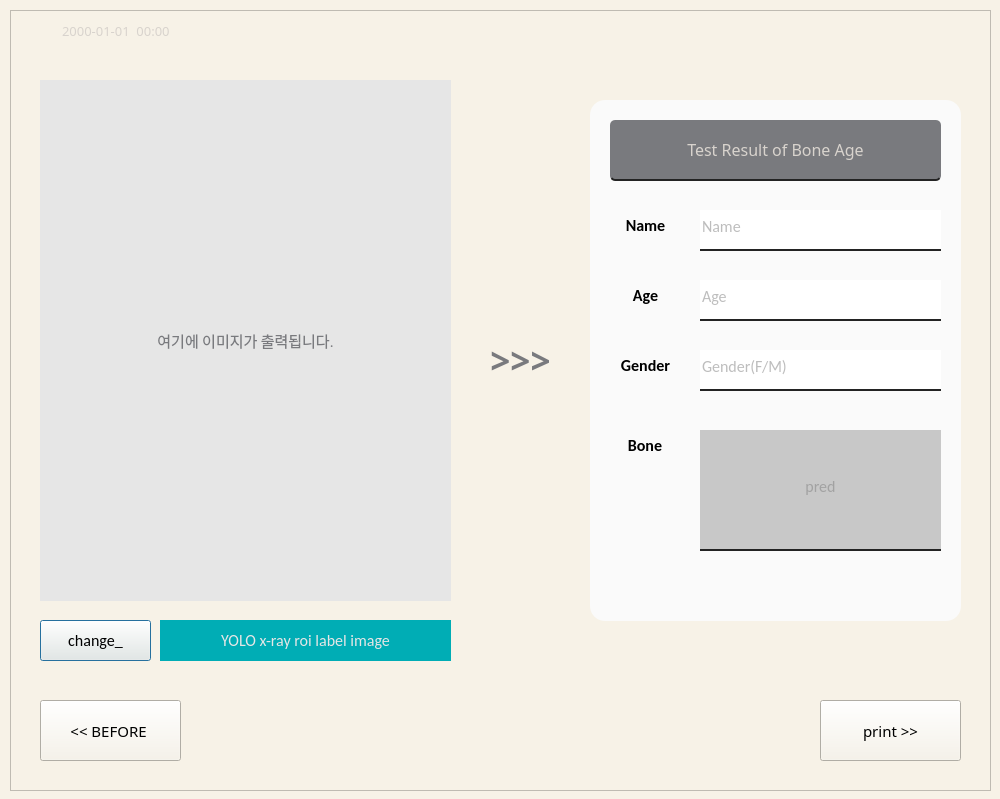
Qt form 혜정/pyqt_ui/dashboard2.ui (kikiru328/Bone_Detection) before a commit.
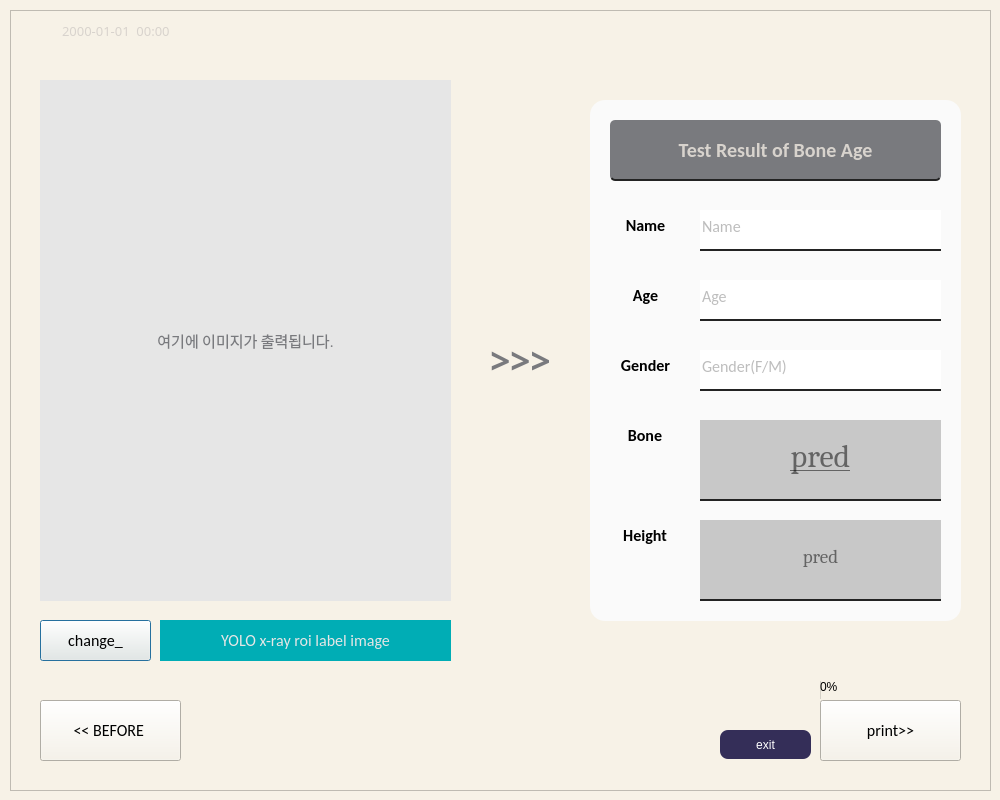
The same form after that commit. Icons and pictures are not drawn.

What changed in the file:
```diff
--- a/혜정/pyqt_ui/dashboard2.ui
+++ b/혜정/pyqt_ui/dashboard2.ui
@@ -7,7 +7,7 @@
     <x>0</x>
     <y>0</y>
     <width>1000</width>
-    <height>799</height>
+    <height>800</height>
    </rect>
   </property>
   <property name="windowTitle">
@@ -143,8 +143,10 @@
    </property>
    <property name="font">
     <font>
-     <family>한컴 말랑말랑 Regular</family>
-     <pointsize>12</pointsize>
+     <family>Calibri</family>
+     <pointsize>15</pointsize>
+     <weight>75</weight>
+     <bold>true</bold>
     </font>
    </property>
    <property name="styleSheet">
@@ -193,11 +195,14 @@
 color: rgb(124, 124, 124);
 padding-bottom: 7px;</string>
    </property>
+   <property name="readOnly">
+    <bool>false</bool>
+   </property>
    <property name="placeholderText">
     <string>Name</string>
    </property>
   </widget>
-  <widget class="QLineEdit" name="input_Height2">
+  <widget class="QLineEdit" name="input_age2">
    <property name="geometry">
     <rect>
      <x>700</x>
@@ -225,6 +230,9 @@
 color: rgb(124, 124, 124);
 padding-bottom: 7px;</string>
    </property>
+   <property name="readOnly">
+    <bool>false</bool>
+   </property>
    <property name="placeholderText">
     <string>Age</string>
    </property>
@@ -260,6 +268,9 @@
    <property name="text">
     <string/>
    </property>
+   <property name="readOnly">
+    <bool>false</bool>
+   </property>
    <property name="placeholderText">
     <string>Gender(F/M)</string>
    </property>
@@ -372,6 +383,11 @@
      <height>781</height>
     </rect>
    </property>
+   <property name="font">
+    <font>
+     <strikeout>true</strikeout>
+    </font>
+   </property>
    <property name="styleSheet">
     <string notr="true">background-color: rgb(247, 242, 231);
 border-color: rgb(121, 122, 126);</string>
@@ -396,8 +412,8 @@
     </property>
     <property name="font">
      <font>
-      <family>한컴 말랑말랑 Regular</family>
-      <pointsize>11</pointsize>
+      <family>Calibri</family>
+      <pointsize>12</pointsize>
       <weight>50</weight>
       <italic>false</italic>
       <bold>false</bold>
@@ -409,6 +425,7 @@
 border:none;
 border-bottom: 2px solid rgb(35, 35, 35);
 color: rgb(50, 50, 50);
+
 border-bottom-right-radius: 8px;
 border-bottom-left-radius: 8px;
 border-top-right-radius: 8px;
@@ -421,7 +438,7 @@
 }</string>
     </property>
     <property name="text">
-     <string>print &gt;&gt;</string>
+     <string>print&gt;&gt;</string>
     </property>
     <property name="icon">
      <iconset>
@@ -446,8 +463,8 @@
     </property>
     <property name="font">
      <font>
-      <family>한컴 말랑말랑 Regular</family>
-      <pointsize>11</pointsize>
+      <family>Calibri</family>
+      <pointsize>12</pointsize>
      </font>
     </property>
     <property name="styleSheet">
@@ -470,22 +487,6 @@
      <string>&lt;&lt; BEFORE </string>
     </property>
    </widget>
-   <widget class="QLabel" name="icon">
-    <property name="geometry">
-     <rect>
-      <x>470</x>
-      <y>250</y>
-      <width>81</width>
-      <height>71</height>
-     </rect>
-    </property>
-    <property name="styleSheet">
-     <string notr="true">image: url(./img3.png);</string>
-    </property>
-    <property name="text">
-     <string/>
-    </property>
-   </widget>
    <widget class="QDateTimeEdit" name="time3">
     <property name="geometry">
      <rect>
@@ -541,6 +542,72 @@
      <string>yyyy-MM-dd  hh:mm</string>
     </property>
    </widget>
+   <widget class="QProgressBar" name="progressBar3">
+    <property name="enabled">
+     <bool>true</bool>
+    </property>
+    <property name="geometry">
+     <rect>
+      <x>810</x>
+      <y>670</y>
+      <width>141</width>
+      <height>20</height>
+     </rect>
+    </property>
+    <property name="cursor">
+     <cursorShape>WaitCursor</cursorShape>
+    </property>
+    <property name="contextMenuPolicy">
+     <enum>Qt::DefaultContextMenu</enum>
+    </property>
+    <property name="layoutDirection">
+     <enum>Qt::LeftToRight</enum>
+    </property>
+    <property name="autoFillBackground">
+     <bool>false</bool>
+    </property>
+    <property name="inputMethodHints">
+     <set>Qt::ImhNone</set>
+    </property>
+    <property name="value">
+     <number>0</number>
+    </property>
+    <property name="textVisible">
+     <bool>true</bool>
+    </property>
+    <property name="invertedAppearance">
+     <bool>false</bool>
+    </property>
+   </widget>
+   <widget class="QPushButton" name="pushButton">
+    <property name="geometry">
+     <rect>
+      <x>710</x>
+      <y>720</y>
+      <width>91</width>
+      <height>29</height>
+     </rect>
+    </property>
+    <property name="focusPolicy">
+     <enum>Qt::NoFocus</enum>
+    </property>
+    <property name="styleSheet">
+     <string notr="true">background-color: rgb(52, 46, 88);
+
+border:none;
+
+color: rgb(255, 255, 255);
+border-bottom-right-radius: 8px;
+font: 63 9pt &quot;Bahnschrift SemiBold&quot;;
+border-bottom-left-radius: 8px;
+border-top-right-radius: 8px;
+border-top-left-radius: 8px;
+</string>
+    </property>
+    <property name="text">
+     <string notr="true">exit</string>
+    </property>
+   </widget>
   </widget>
   <widget class="QLabel" name="input_img">
    <property name="geometry">
@@ -592,15 +659,15 @@
   <widget class="QLabel" name="img_icon">
    <property name="geometry">
     <rect>
-     <x>170</x>
-     <y>230</y>
-     <width>140</width>
-     <height>91</height>
+     <x>130</x>
+     <y>180</y>
+     <width>231</width>
+     <height>161</height>
     </rect>
    </property>
    <property name="styleSheet">
-    <string notr="true">image: url(./img5.png);
-background-color: qlineargradient(spread:pad, x1:0, y1:0, x2:0, y2:0, stop:0 rgba(0, 0, 0, 0), stop:1 rgba(255, 255, 255, 0));</string>
+    <string notr="true">background-color: qlineargradient(spread:pad, x1:0, y1:0, x2:0, y2:0, stop:0 rgba(0, 0, 0, 0), stop:1 rgba(255, 255, 255, 0));
+image: url(:/1/loading_icon.gif);</string>
    </property>
    <property name="text">
     <string/>
@@ -610,42 +677,48 @@
    <property name="geometry">
     <rect>
      <x>700</x>
-     <y>430</y>
-     <width>241</width>
-     <height>121</height>
-    </rect>
-   </property>
-   <property name="font">
-    <font>
-     <family>Calibri</family>
-     <pointsize>12</pointsize>
-    </font>
-   </property>
-   <property name="layoutDirection">
-    <enum>Qt::LeftToRight</enum>
-   </property>
-   <property name="autoFillBackground">
-    <bool>false</bool>
-   </property>
-   <property name="styleSheet">
-    <string notr="true">background-color: rgb(200, 200, 200);
-border:none;
-border-bottom: 2px solid rgb(35, 35, 35);
-color: rgb(124, 124, 124);
-padding-bottom: 7px;</string>
-   </property>
-   <property name="alignment">
-    <set>Qt::AlignCenter</set>
-   </property>
-   <property name="placeholderText">
-    <string>pred</string>
-   </property>
-  </widget>
-  <widget class="QLabel" name="txt_gender_2">
-   <property name="geometry">
-    <rect>
-     <x>600</x>
      <y>420</y>
+     <width>241</width>
+     <height>81</height>
+    </rect>
+   </property>
+   <property name="font">
+    <font>
+     <family>Cambria</family>
+     <pointsize>24</pointsize>
+     <weight>9</weight>
+     <italic>false</italic>
+     <bold>false</bold>
+     <underline>true</underline>
+    </font>
+   </property>
+   <property name="layoutDirection">
+    <enum>Qt::LeftToRight</enum>
+   </property>
+   <property name="autoFillBackground">
+    <bool>false</bool>
+   </property>
+   <property name="styleSheet">
+    <string notr="true">background-color: rgb(200, 200, 200);
+border:none;
+border-bottom: 2px solid rgb(35, 35, 35);
+color: rgb(0, 0, 0);
+text-decoration: underline;
+font: 75 24pt &quot;Cambria&quot;;
+padding-bottom: 7px;</string>
+   </property>
+   <property name="alignment">
+    <set>Qt::AlignCenter</set>
+   </property>
+   <property name="placeholderText">
+    <string>pred</string>
+   </property>
+  </widget>
+  <widget class="QLabel" name="txt_gender_2">
+   <property name="geometry">
+    <rect>
+     <x>600</x>
+     <y>410</y>
      <width>90</width>
      <height>51</height>
     </rect>
@@ -674,6 +747,78 @@
     <set>Qt::AlignCenter</set>
    </property>
   </widget>
+  <widget class="QLabel" name="txt_gender_3">
+   <property name="geometry">
+    <rect>
+     <x>600</x>
+     <y>510</y>
+     <width>90</width>
+     <height>51</height>
+    </rect>
+   </property>
+   <property name="font">
+    <font>
+     <family>Calibri</family>
+     <pointsize>12</pointsize>
+     <weight>75</weight>
+     <bold>true</bold>
+    </font>
+   </property>
+   <property name="layoutDirection">
+    <enum>Qt::LeftToRight</enum>
+   </property>
+   <property name="autoFillBackground">
+    <bool>false</bool>
+   </property>
+   <property name="styleSheet">
+    <string notr="true">background-color : rgb(250, 250, 250);</string>
+   </property>
+   <property name="text">
+    <string>Height</string>
+   </property>
+   <property name="alignment">
+    <set>Qt::AlignCenter</set>
+   </property>
+  </widget>
+  <widget class="QLineEdit" name="result_th">
+   <property name="geometry">
+    <rect>
+     <x>700</x>
+     <y>520</y>
+     <width>241</width>
+     <height>81</height>
+    </rect>
+   </property>
+   <property name="font">
+    <font>
+     <family>Cambria</family>
+     <pointsize>14</pointsize>
+     <weight>50</weight>
+     <italic>false</italic>
+     <bold>false</bold>
+    </font>
+   </property>
+   <property name="layoutDirection">
+    <enum>Qt::LeftToRight</enum>
+   </property>
+   <property name="autoFillBackground">
+    <bool>false</bool>
+   </property>
+   <property name="styleSheet">
+    <string notr="true">background-color: rgb(200, 200, 200);
+border:none;
+border-bottom: 2px solid rgb(35, 35, 35);
+color: rgb(0, 0, 0);
+padding-bottom: 7px;
+font: 14pt &quot;Cambria&quot;;</string>
+   </property>
+   <property name="alignment">
+    <set>Qt::AlignCenter</set>
+   </property>
+   <property name="placeholderText">
+    <string>pred</string>
+   </property>
+  </widget>
   <zorder>frame</zorder>
   <zorder>label_change_button</zorder>
   <zorder>description_label</zorder>
@@ -681,7 +826,7 @@
   <zorder>image2result</zorder>
   <zorder>TRoBA</zorder>
   <zorder>input_name2</zorder>
-  <zorder>input_Height2</zorder>
+  <zorder>input_age2</zorder>
   <zorder>input_gender2</zorder>
   <zorder>txt_name</zorder>
   <zorder>txt_age</zorder>
@@ -690,6 +835,8 @@
   <zorder>img_icon</zorder>
   <zorder>pred</zorder>
   <zorder>txt_gender_2</zorder>
+  <zorder>txt_gender_3</zorder>
+  <zorder>result_th</zorder>
  </widget>
  <resources/>
  <connections/>
```
Left out of the diff: 39 changed lines with no effect on the pictures.
